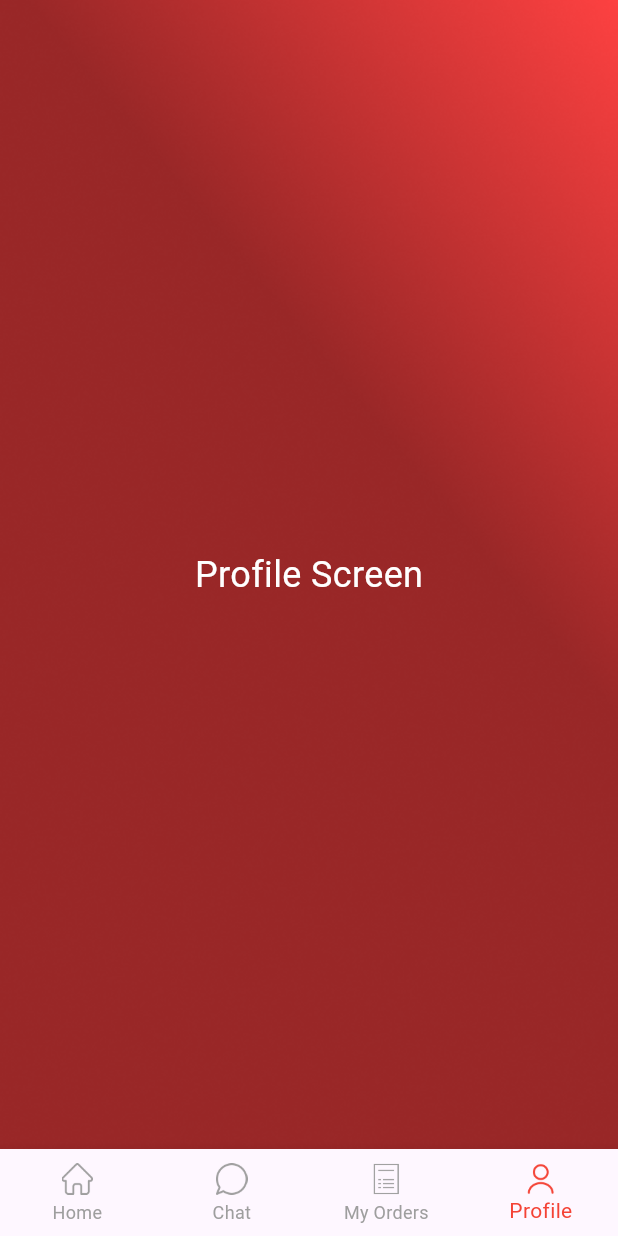
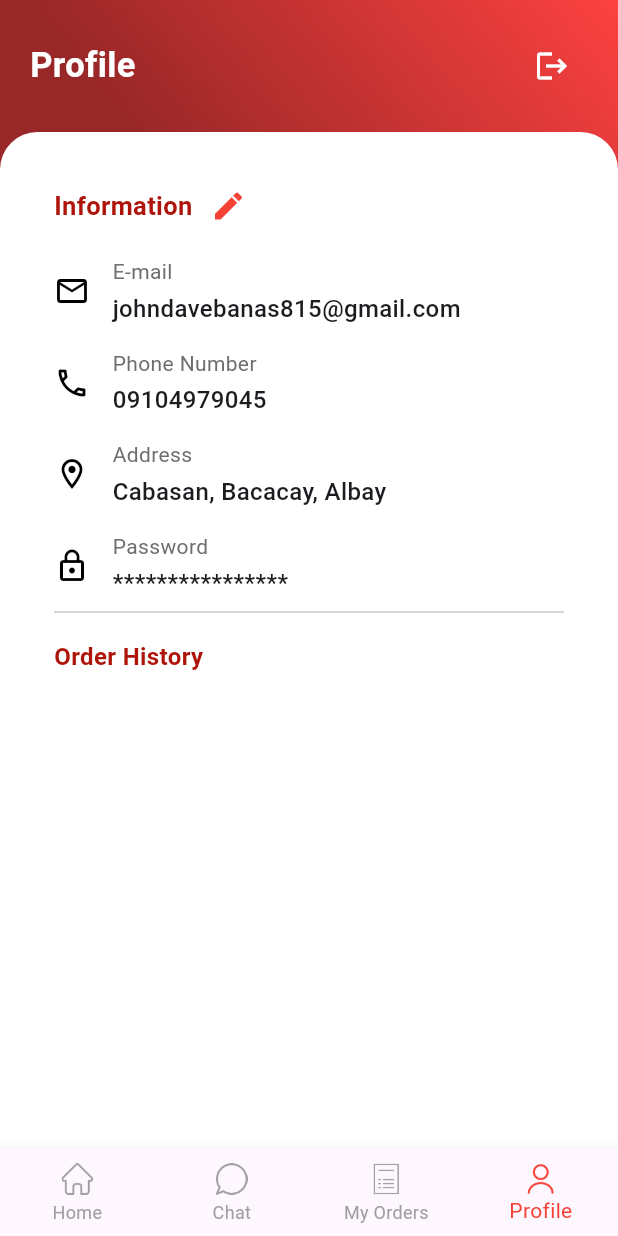
Before and after one commit to jDxve/EatEase, a Flutter app: the BottomNav screen opened directly with empty values, item 4 of the bottom bar chosen, on a phone screen of 412 x 824 dp. Run offline on Flutter 3.47's test engine with Material 3 defaults, Android fonts, the phone set to English and light mode, and no system bars; our stand-ins replace email_validator, flutter_dotenv, shared_preferences, webview_flutter; accounts and stored records are empty; network calls fail.

Commit message:
done ui in profile page

```diff
--- a/lib/components/bottom_nav.dart
+++ b/lib/components/bottom_nav.dart
@@ -31,7 +31,7 @@ class _BottomNavState extends State<BottomNav> {
         HomeScreen(userId: userId),
         const ChatScreen(),
         OrdersScreen(userId: userId),
-        const ProfileScreen(),
+        ProfileScreen(userId: userId),
       ];
 
   void _onItemTapped(int index) {
--- a/lib/screens/orders_screen.dart
+++ b/lib/screens/orders_screen.dart
@@ -131,8 +131,10 @@ class _OrdersScreenState extends State<OrdersScreen> {
           child: Column(
             children: [
               const Padding(
-                padding: EdgeInsets.symmetric(vertical: 20),
-                child: Center(
+                padding: EdgeInsets.symmetric(
+                    vertical: 20, horizontal: 20), // Add horizontal padding
+                child: Align(
+                  alignment: Alignment.centerLeft, // Align to the left
                   child: Text(
                     'My Orders',
                     style: TextStyle(
--- a/lib/screens/profile_screen.dart
+++ b/lib/screens/profile_screen.dart
@@ -1,26 +1,169 @@
 import 'package:flutter/material.dart';
 
+class ProfileScreen extends StatelessWidget {
+  final String userId;
 
-class ProfileScreen extends StatelessWidget {
-  const ProfileScreen({super.key});
+  const ProfileScreen({
+    super.key,
+    required this.userId,
+  });
 
   @override
   Widget build(BuildContext context) {
     return Scaffold(
       body: Container(
-        decoration: BoxDecoration(
+        decoration: const BoxDecoration(
           image: DecorationImage(
-            image: AssetImage('assets/images/bg.png'), // Path to your background image
-            fit: BoxFit.cover, // Cover the entire screen
+            image: AssetImage('assets/images/bg.png'),
+            fit: BoxFit.cover,
           ),
         ),
-        child: const Center(
-          child: Text(
-            'Profile Screen',
-            style: TextStyle(fontSize: 24, color: Colors.white), // Change text color for visibility
+        child: SafeArea(
+          child: Column(
+            children: [
+              Padding(
+                padding:
+                    const EdgeInsets.symmetric(vertical: 20, horizontal: 20),
+                child: Row(
+                  mainAxisAlignment: MainAxisAlignment.spaceBetween,
+                  children: [
+                    const Text(
+                      'Profile',
+                      style: TextStyle(
+                        fontSize: 23,
+                        fontWeight: FontWeight.bold,
+                        color: Colors.white,
+                      ),
+                    ),
+                    IconButton(
+                      icon: const Icon(
+                        Icons.logout,
+                        color: Colors.white,
+                      ),
+                      onPressed: () {},
+                    ),
+                  ],
+                ),
+              ),
+              Expanded(
+                child: Container(
+                  width: double.infinity,
+                  padding: const EdgeInsets.fromLTRB(16, 25, 16, 10),
+                  decoration: const BoxDecoration(
+                    color: Colors.white,
+                    borderRadius: BorderRadius.only(
+                      topLeft: Radius.circular(25),
+                      topRight: Radius.circular(25),
+                    ),
+                  ),
+                  child: Padding(
+                    padding: const EdgeInsets.symmetric(horizontal: 20),
+                    child: Column(
+                      crossAxisAlignment: CrossAxisAlignment.start,
+                      children: [
+                        Row(
+                          mainAxisAlignment: MainAxisAlignment.start,
+                          children: [
+                            const Text(
+                              'Information',
+                              style: TextStyle(
+                                fontSize: 17,
+                                fontWeight: FontWeight.bold,
+                                color: Color.fromARGB(255, 174, 20, 9),
+                              ),
+                            ),
+                            IconButton(
+                              icon: const Icon(
+                                Icons.edit,
+                                color: Colors.red,
+                              ),
+                              onPressed: () {
+                                // Edit logic here
+                              },
+                            ),
+                          ],
+                        ),
+                        const SizedBox(height: 10),
+                        _buildInfoRow(
+                          icon: Icons.email_outlined,
+                          label: 'E-mail',
+                          value: 'johndavebanas815@gmail.com',
+                        ),
+                        const SizedBox(height: 15),
+                        _buildInfoRow(
+                          icon: Icons.phone_outlined,
+                          label: 'Phone Number',
+                          value: '09104979045',
+                        ),
+                        const SizedBox(height: 15),
+                        _buildInfoRow(
+                          icon: Icons.location_on_outlined,
+                          label: 'Address',
+                          value: 'Cabasan, Bacacay, Albay',
+                        ),
+                        const SizedBox(height: 15),
+                        _buildInfoRow(
+                          icon: Icons.lock_outline,
+                          label: 'Password',
+                          value: '****************',
+                        ),
+                        const Divider(),
+                        const SizedBox(height: 10),
+                        const Text(
+                          'Order History',
+                          style: TextStyle(
+                            fontSize: 16,
+                            fontWeight: FontWeight.bold,
+                            color: Color.fromARGB(255, 174, 20, 9),
+                          ),
+                        ),
+                      ],
+                    ),
+                  ),
+                ),
+              ),
+            ],
           ),
         ),
       ),
     );
   }
+
+  Widget _buildInfoRow({
+    required IconData icon,
+    required String label,
+    required String value,
+  }) {
+    return Row(
+      children: [
+        Icon(
+          icon,
+          color: Colors.black,
+        ),
+        const SizedBox(width: 15),
+        Expanded(
+          child: Column(
+            crossAxisAlignment: CrossAxisAlignment.start,
+            children: [
+              Text(
+                label,
+                style: const TextStyle(
+                  color: Color.fromARGB(255, 111, 110, 110),
+                  fontSize: 14,
+                ),
+              ),
+              const SizedBox(height: 3),
+              Text(
+                value,
+                style: const TextStyle(
+                  fontSize: 16,
+                  fontWeight: FontWeight.w500,
+                ),
+              ),
+            ],
+          ),
+        ),
+      ],
+    );
+  }
 }
```
Also changed, not shown: lib/components/orderhistory_card.dart (added), 1 other file.
